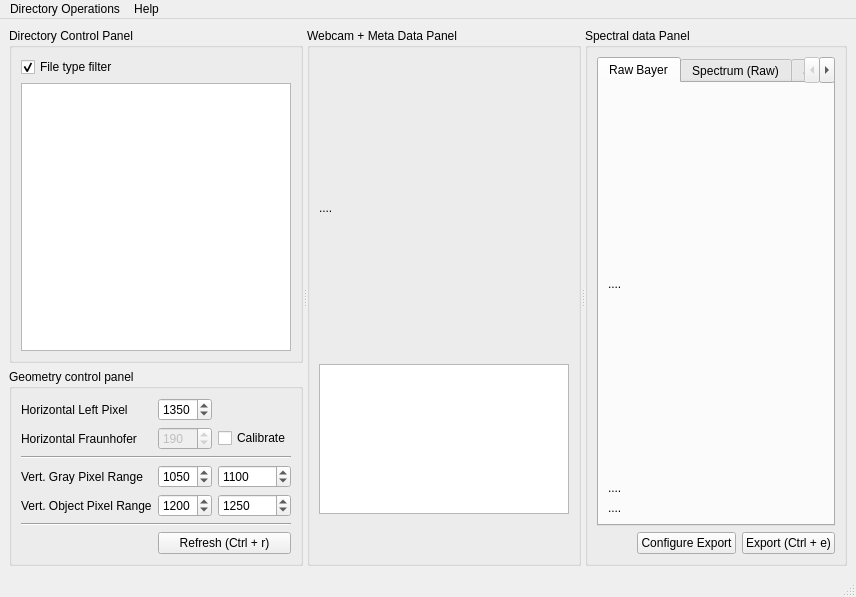
Before: the Qt Designer form UI/UI_Mainwindow.ui in garid3000/bps_spectrometer_gui, drawn with Qt 5.
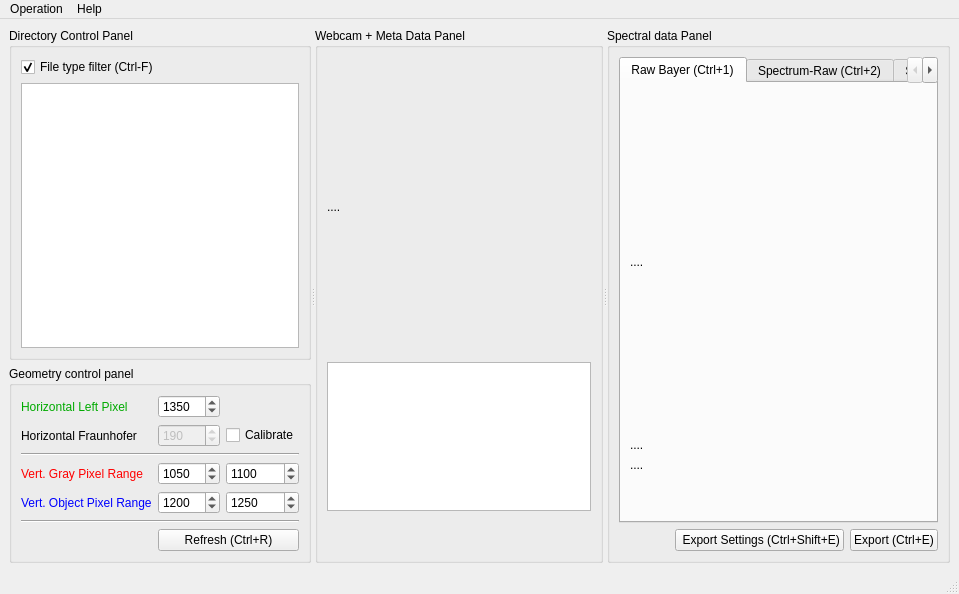
After: the same form once the commit is applied. Custom widgets are drawn as their Qt base class.

The edit to the form file:
```diff
--- a/UI/UI_Mainwindow.ui
+++ b/UI/UI_Mainwindow.ui
@@ -6,8 +6,8 @@
    <rect>
     <x>0</x>
     <y>0</y>
-    <width>856</width>
-    <height>597</height>
+    <width>959</width>
+    <height>594</height>
    </rect>
   </property>
   <property name="windowTitle">
@@ -44,7 +44,7 @@
            <item row="0" column="0">
             <widget class="QCheckBox" name="cb_ft_filter">
              <property name="text">
-              <string>File type filter</string>
+              <string>File type filter (Ctrl-F)</string>
              </property>
              <property name="checked">
               <bool>true</bool>
@@ -76,7 +76,7 @@
            <item row="6" column="1" colspan="2">
             <widget class="QPushButton" name="pb_refresh">
              <property name="text">
-              <string>Refresh (Ctrl + r)</string>
+              <string>Refresh (Ctrl+R)</string>
              </property>
             </widget>
            </item>
@@ -95,6 +95,33 @@
            </item>
            <item row="0" column="0">
             <widget class="QLabel" name="_label_1">
+             <property name="palette">
+              <palette>
+               <active>
+                <colorrole role="WindowText">
+                 <brush brushstyle="SolidPattern">
+                  <color alpha="255">
+                   <red>0</red>
+                   <green>170</green>
+                   <blue>0</blue>
+                  </color>
+                 </brush>
+                </colorrole>
+               </active>
+               <inactive>
+                <colorrole role="WindowText">
+                 <brush brushstyle="SolidPattern">
+                  <color alpha="255">
+                   <red>0</red>
+                   <green>170</green>
+                   <blue>0</blue>
+                  </color>
+                 </brush>
+                </colorrole>
+               </inactive>
+               <disabled/>
+              </palette>
+             </property>
              <property name="text">
               <string>Horizontal Left Pixel</string>
              </property>
@@ -109,6 +136,33 @@
            </item>
            <item row="3" column="0">
             <widget class="QLabel" name="_label_2">
+             <property name="palette">
+              <palette>
+               <active>
+                <colorrole role="WindowText">
+                 <brush brushstyle="SolidPattern">
+                  <color alpha="255">
+                   <red>255</red>
+                   <green>0</green>
+                   <blue>0</blue>
+                  </color>
+                 </brush>
+                </colorrole>
+               </active>
+               <inactive>
+                <colorrole role="WindowText">
+                 <brush brushstyle="SolidPattern">
+                  <color alpha="255">
+                   <red>255</red>
+                   <green>0</green>
+                   <blue>0</blue>
+                  </color>
+                 </brush>
+                </colorrole>
+               </inactive>
+               <disabled/>
+              </palette>
+             </property>
              <property name="text">
               <string>Vert. Gray Pixel Range</string>
              </property>
@@ -136,6 +190,33 @@
            </item>
            <item row="4" column="0">
             <widget class="QLabel" name="_label_3">
+             <property name="palette">
+              <palette>
+               <active>
+                <colorrole role="WindowText">
+                 <brush brushstyle="SolidPattern">
+                  <color alpha="255">
+                   <red>0</red>
+                   <green>0</green>
+                   <blue>255</blue>
+                  </color>
+                 </brush>
+                </colorrole>
+               </active>
+               <inactive>
+                <colorrole role="WindowText">
+                 <brush brushstyle="SolidPattern">
+                  <color alpha="255">
+                   <red>0</red>
+                   <green>0</green>
+                   <blue>255</blue>
+                  </color>
+                 </brush>
+                </colorrole>
+               </inactive>
+               <disabled/>
+              </palette>
+             </property>
              <property name="text">
               <string>Vert. Object Pixel Range</string>
              </property>
@@ -240,17 +321,10 @@
         <string>Spectral data Panel</string>
        </property>
        <layout class="QGridLayout" name="gridLayout_4">
-        <item row="1" column="2">
-         <widget class="QPushButton" name="pb_export">
-          <property name="text">
-           <string>Export (Ctrl + e)</string>
-          </property>
-         </widget>
-        </item>
         <item row="1" column="1">
          <widget class="QPushButton" name="pb_conf_export">
           <property name="text">
-           <string>Configure Export</string>
+           <string> Export Settings (Ctrl+Shift+E)</string>
           </property>
          </widget>
         </item>
@@ -267,6 +341,13 @@
           </property>
          </spacer>
         </item>
+        <item row="1" column="2">
+         <widget class="QPushButton" name="pb_export">
+          <property name="text">
+           <string>Export (Ctrl+E)</string>
+          </property>
+         </widget>
+        </item>
         <item row="0" column="0" colspan="3">
          <widget class="QTabWidget" name="tabWidget">
           <property name="currentIndex">
@@ -274,16 +355,9 @@
           </property>
           <widget class="QWidget" name="tab_1">
            <attribute name="title">
-            <string>Raw Bayer</string>
+            <string>Raw Bayer (Ctrl+1)</string>
            </attribute>
-           <layout class="QGridLayout" name="gridLayout_6" rowstretch="1,0,0">
-            <item row="1" column="0">
-             <widget class="QLabelClick" name="limg_bayer_gray">
-              <property name="text">
-               <string>....</string>
-              </property>
-             </widget>
-            </item>
+           <layout class="QGridLayout" name="gridLayout_6" rowstretch="1,0,0,0">
             <item row="2" column="0">
              <widget class="QLabelClick" name="limg_bayer_obje">
               <property name="text">
@@ -291,6 +365,13 @@
               </property>
              </widget>
             </item>
+            <item row="1" column="0">
+             <widget class="QLabelClick" name="limg_bayer_gray">
+              <property name="text">
+               <string>....</string>
+              </property>
+             </widget>
+            </item>
             <item row="0" column="0">
              <widget class="QLabelClick" name="limg_bayer_full">
               <property name="text">
@@ -298,11 +379,24 @@
               </property>
              </widget>
             </item>
+            <item row="3" column="0">
+             <spacer name="verticalSpacer">
+              <property name="orientation">
+               <enum>Qt::Vertical</enum>
+              </property>
+              <property name="sizeHint" stdset="0">
+               <size>
+                <width>20</width>
+                <height>40</height>
+               </size>
+              </property>
+             </spacer>
+            </item>
            </layout>
           </widget>
           <widget class="QWidget" name="tab_2">
            <attribute name="title">
-            <string>Spectrum (Raw)</string>
+            <string>Spectrum-Raw (Ctrl+2)</string>
            </attribute>
            <layout class="QVBoxLayout" name="verticalLayout_4">
             <item>
@@ -316,7 +410,7 @@
           </widget>
           <widget class="QWidget" name="tab_3">
            <attribute name="title">
-            <string>Spectrum (Reflectance)</string>
+            <string>Spectrum-Reflectance (Ctrl+3)</string>
            </attribute>
            <layout class="QVBoxLayout" name="verticalLayout_5">
             <item>
@@ -342,13 +436,13 @@
     <rect>
      <x>0</x>
      <y>0</y>
-     <width>856</width>
+     <width>959</width>
      <height>19</height>
     </rect>
    </property>
    <widget class="QMenu" name="menuFile">
     <property name="title">
-     <string>Directory Operations</string>
+     <string>Operation</string>
     </property>
     <addaction name="actionLoad_geometry_configuration"/>
     <addaction name="actionSave_configuration"/>
```
Left out of the diff: 126 changed lines with no effect on the pictures.
